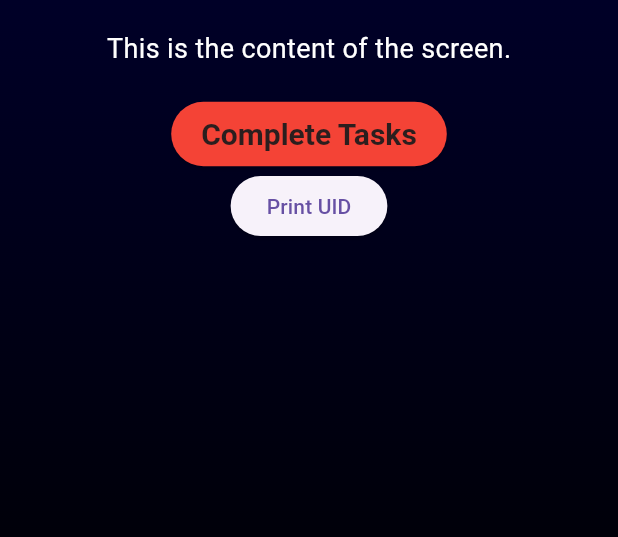
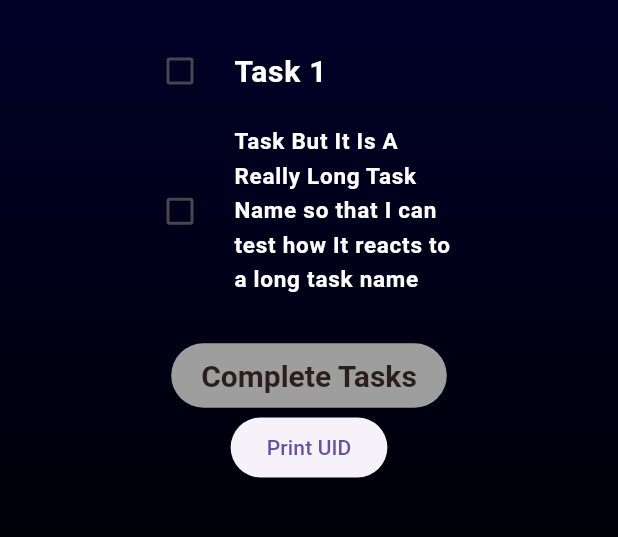
Before and after one commit to NoahTheLee/CSC322_StreakerApp_Final, a Flutter app: the HomeScreen screen opened directly with empty values, on a phone screen of 412 x 824 dp, the part 535-1072 px from its top. Run offline on Flutter 3.47's test engine with Material 3 defaults, Android fonts, the phone set to English and light mode, and no system bars.

Commit message:
Made checkboxes for the Homescreen... Still hardcoded tho

```diff
--- a/lib/screens/home_screen.dart
+++ b/lib/screens/home_screen.dart
@@ -11,6 +11,16 @@ class HomeScreen extends StatefulWidget {
 
 class _HomeScreenState extends State<HomeScreen> {
   final GlobalKey<ScaffoldState> _scaffoldKey = GlobalKey<ScaffoldState>();
+  bool checkedValue = false;
+  bool checkedValue2 = false;
+
+  Color _colorButton() {
+    if(checkedValue && checkedValue2) {
+      return const Color.fromARGB(255, 211, 47, 47);
+    } else {
+      return Colors.grey;
+    }
+  }
 
   @override
   Widget build(BuildContext context) {
@@ -60,18 +70,49 @@ class _HomeScreenState extends State<HomeScreen> {
               ),
             ),
             const SizedBox(height: 20),
-            const Text(
-              'This is the content of the screen.',
-              style: TextStyle(
-                fontSize: 18,
-                color: Colors.white,
+            CheckboxListTile(
+              controlAffinity: ListTileControlAffinity.leading,
+              contentPadding: const EdgeInsets.only(left: 100, right: 100),
+              checkColor: Colors.white,
+              value: checkedValue,
+              onChanged: (newValue) {
+                setState(() {
+                  checkedValue = newValue!;
+                });
+              },
+              title: const Text(
+                'Task 1',
+                style: TextStyle(
+                  color: Colors.white,
+                  fontSize: 20,
+                  fontWeight: FontWeight.bold,
+                ),
+              ),
+            ),
+            CheckboxListTile(
+              controlAffinity: ListTileControlAffinity.leading,
+              contentPadding: const EdgeInsets.only(left: 100, right: 100),
+              checkColor: Colors.white,
+              value: checkedValue2,
+              onChanged: (newValue) {
+                setState(() {
+                  checkedValue2 = newValue!;
+                });
+              },
+              title: const Text(
+                'Task But It Is A Really Long Task Name so that I can test how It reacts to a long task name',
+                style: TextStyle(
+                  color: Colors.white,
+                  fontSize: 20 - 5,
+                  fontWeight: FontWeight.bold,
+                ),
               ),
             ),
             const SizedBox(height: 20),
             ElevatedButton(
               onPressed: () {},
               style: ElevatedButton.styleFrom(
-                backgroundColor: Colors.red,
+                backgroundColor: _colorButton(),
                 foregroundColor: const Color.fromARGB(255, 43, 30, 30),
                 padding:
                     const EdgeInsets.symmetric(horizontal: 20, vertical: 10),
```
